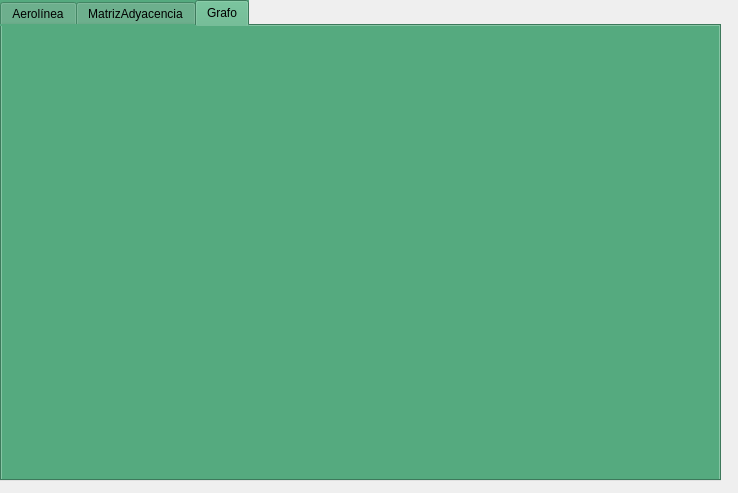
Before: the Qt Designer form ED-Aerolínea_ll/Aerolineas/widget.ui in RARUTO21/EDProgra2, drawn with Qt 5.
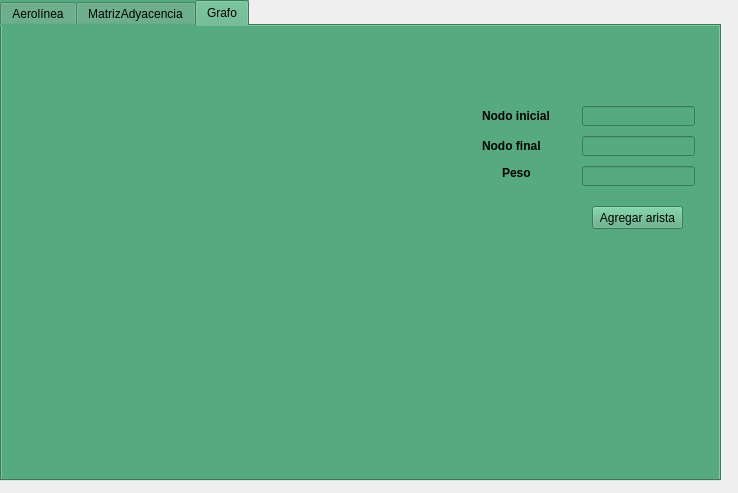
After: the same form once the commit is applied. The open tabs and pages were chosen to show the change. Icons and pictures are not drawn.

```diff
--- a/ED-Aerolínea_ll/Aerolineas/widget.ui
+++ b/ED-Aerolínea_ll/Aerolineas/widget.ui
@@ -258,6 +258,120 @@
     <attribute name="title">
      <string>Grafo</string>
     </attribute>
+    <widget class="QWidget" name="gridLayoutWidget">
+     <property name="geometry">
+      <rect>
+       <x>10</x>
+       <y>20</y>
+       <width>411</width>
+       <height>391</height>
+      </rect>
+     </property>
+     <layout class="QGridLayout" name="gridLayout"/>
+    </widget>
+    <widget class="QLineEdit" name="leInicio">
+     <property name="geometry">
+      <rect>
+       <x>580</x>
+       <y>80</y>
+       <width>113</width>
+       <height>20</height>
+      </rect>
+     </property>
+    </widget>
+    <widget class="QLineEdit" name="leFinal">
+     <property name="geometry">
+      <rect>
+       <x>580</x>
+       <y>110</y>
+       <width>113</width>
+       <height>20</height>
+      </rect>
+     </property>
+    </widget>
+    <widget class="QLineEdit" name="lePeso">
+     <property name="geometry">
+      <rect>
+       <x>580</x>
+       <y>140</y>
+       <width>113</width>
+       <height>20</height>
+      </rect>
+     </property>
+    </widget>
+    <widget class="QPushButton" name="pbAddArista">
+     <property name="geometry">
+      <rect>
+       <x>590</x>
+       <y>180</y>
+       <width>91</width>
+       <height>23</height>
+      </rect>
+     </property>
+     <property name="text">
+      <string>Agregar arista</string>
+     </property>
+    </widget>
+    <widget class="QLabel" name="label_4">
+     <property name="geometry">
+      <rect>
+       <x>480</x>
+       <y>80</y>
+       <width>81</width>
+       <height>20</height>
+      </rect>
+     </property>
+     <property name="font">
+      <font>
+       <pointsize>9</pointsize>
+       <weight>75</weight>
+       <bold>true</bold>
+      </font>
+     </property>
+     <property name="text">
+      <string>Nodo inicial</string>
+     </property>
+    </widget>
+    <widget class="QLabel" name="label_5">
+     <property name="geometry">
+      <rect>
+       <x>480</x>
+       <y>110</y>
+       <width>71</width>
+       <height>20</height>
+      </rect>
+     </property>
+     <property name="font">
+      <font>
+       <pointsize>9</pointsize>
+       <weight>75</weight>
+       <bold>true</bold>
+      </font>
+     </property>
+     <property name="text">
+      <string>Nodo final</string>
+     </property>
+    </widget>
+    <widget class="QLabel" name="label_6">
+     <property name="geometry">
+      <rect>
+       <x>500</x>
+       <y>140</y>
+       <width>47</width>
+       <height>13</height>
+      </rect>
+     </property>
+     <property name="font">
+      <font>
+       <pointsize>9</pointsize>
+       <weight>75</weight>
+       <bold>true</bold>
+      </font>
+     </property>
+     <property name="text">
+      <string>Peso</string>
+     </property>
+    </widget>
    </widget>
   </widget>
  </widget>
```
